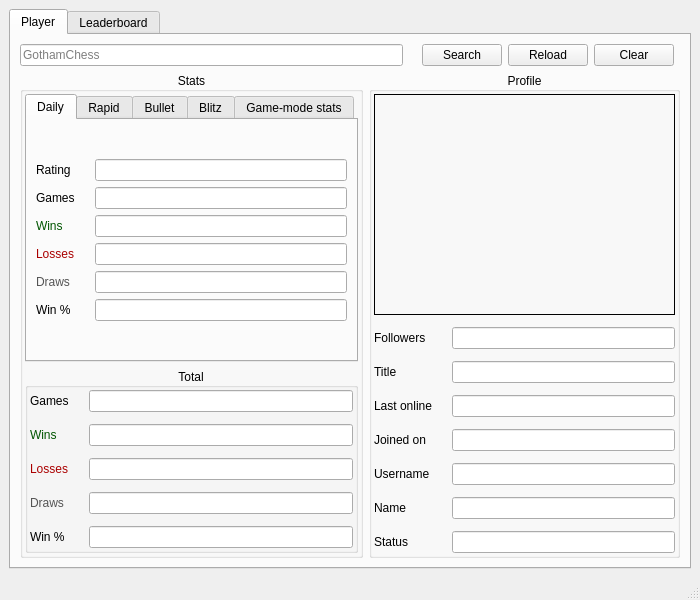
Old version of the form src/interface/main_window.ui in the repository afmdiazh/Chess-Dot-Py.
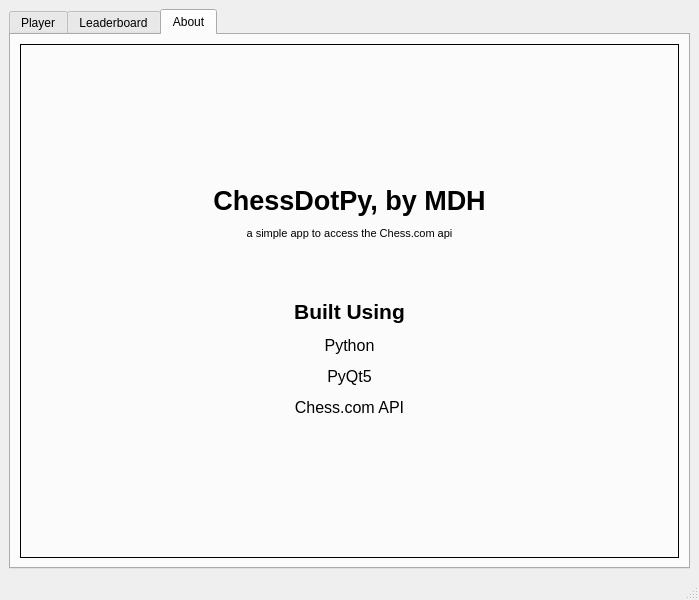
New version of the form. The open tabs and pages were chosen to show the change. Icons and pictures are not drawn.

Commit message: About tab

```diff
--- a/src/interface/main_window.ui
+++ b/src/interface/main_window.ui
@@ -6,7 +6,7 @@
    <rect>
     <x>0</x>
     <y>0</y>
-    <width>700</width>
+    <width>699</width>
     <height>600</height>
    </rect>
   </property>
@@ -1611,6 +1611,32 @@
           </item>
          </layout>
         </widget>
+        <widget class="QWidget" name="qWidgetAbout">
+         <attribute name="title">
+          <string>About</string>
+         </attribute>
+         <layout class="QVBoxLayout" name="verticalLayout">
+          <item>
+           <widget class="QFrame" name="frameAbout">
+            <property name="frameShape">
+             <enum>QFrame::Box</enum>
+            </property>
+            <property name="frameShadow">
+             <enum>QFrame::Plain</enum>
+            </property>
+            <layout class="QVBoxLayout" name="verticalLayout_2">
+             <item>
+              <widget class="QLabel" name="labelAbout">
+               <property name="text">
+                <string>&lt;html&gt;&lt;head/&gt;&lt;body&gt;&lt;p align=&quot;center&quot;&gt;&lt;span style=&quot; font-size:20pt; font-weight:600;&quot;&gt;ChessDotPy, by MDH&lt;/span&gt;&lt;/p&gt;&lt;p align=&quot;center&quot;&gt;&lt;span style=&quot; font-size:12pt; vertical-align:super;&quot;&gt;a simple app to access the Chess.com api&lt;/span&gt;&lt;/p&gt;&lt;p align=&quot;center&quot;&gt;&lt;br/&gt;&lt;/p&gt;&lt;p align=&quot;center&quot;&gt;&lt;span style=&quot; font-size:16pt; font-weight:600;&quot;&gt;Built Using&lt;/span&gt;&lt;/p&gt;&lt;p align=&quot;center&quot;&gt;&lt;span style=&quot; font-size:12pt;&quot;&gt;Python&lt;/span&gt;&lt;/p&gt;&lt;p align=&quot;center&quot;&gt;&lt;span style=&quot; font-size:12pt;&quot;&gt;PyQt5&lt;/span&gt;&lt;/p&gt;&lt;p align=&quot;center&quot;&gt;&lt;span style=&quot; font-size:12pt;&quot;&gt;Chess.com API&lt;/span&gt;&lt;/p&gt;&lt;/body&gt;&lt;/html&gt;</string>
+               </property>
+              </widget>
+             </item>
+            </layout>
+           </widget>
+          </item>
+         </layout>
+        </widget>
        </widget>
       </item>
      </layout>
```
Left out of the diff: 2 changed lines with no effect on the pictures. The commit also changes 1 other file.
